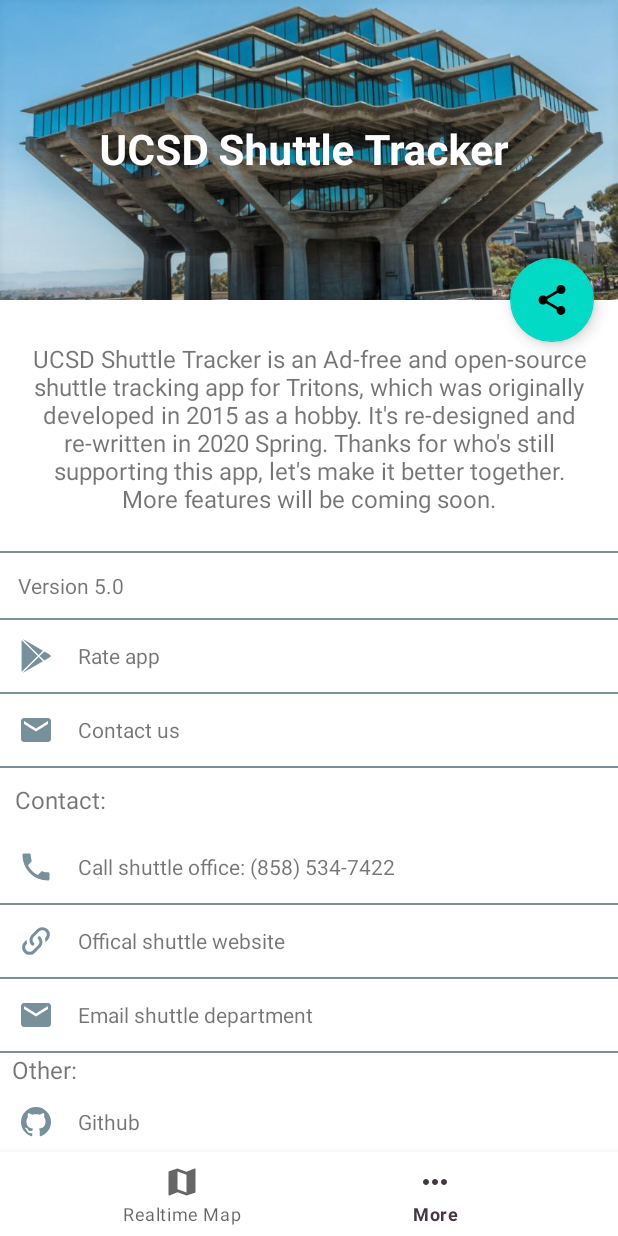
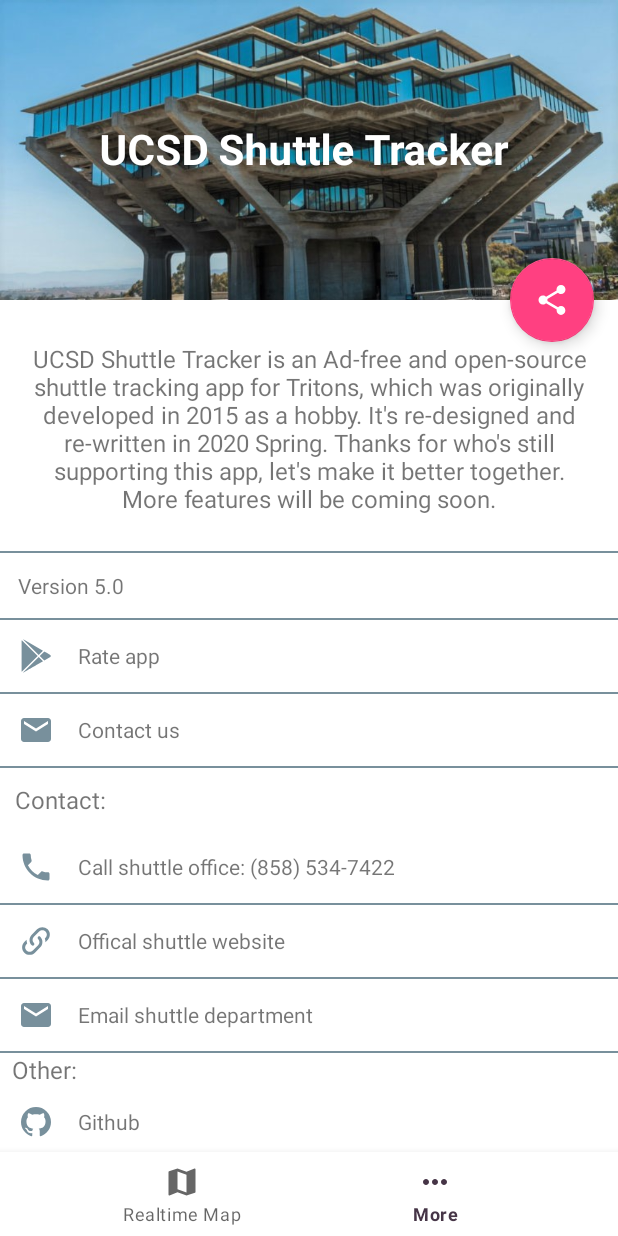
Before and after one commit to eddykwang/ShuttleTracker, an Android app: the MoreInfoFragment screen opened through its navigation route, on a phone screen of 412 x 824 dp. Run offline under Robolectric (Android 15) with nearby library versions, the light colour scheme and no system bars; our stand-ins replace Dagger/Hilt's generated code, navigation-ui; libraries missing offline, so code that uses them is left out: com.google.maps.android, com.skydoves.powerspinner; 7 statements that could not run were skipped.

Commit message:
add fab color

```diff
--- a/app/src/main/res/layout/fragment_more_info.xml
+++ b/app/src/main/res/layout/fragment_more_info.xml
@@ -261,6 +261,8 @@
       android:layout_margin="16dp"
       app:layout_anchor="@id/more_info_appbarlayout"
       app:layout_anchorGravity="bottom|end"
+      app:tint="@color/fab_icon_color"
+      app:backgroundTint="@color/fab_bg_color"
       app:srcCompat="@drawable/ic_share_white_24dp"
       />
 </androidx.coordinatorlayout.widget.CoordinatorLayout>
--- a/app/src/main/res/layout/realtime_bottom_sheet_view.xml
+++ b/app/src/main/res/layout/realtime_bottom_sheet_view.xml
@@ -88,6 +88,8 @@
         android:layout_height="wrap_content"
         android:layout_gravity="bottom|end"
         android:layout_margin="24dp"
+        app:tint="@color/fab_icon_color"
+        app:backgroundTint="@color/fab_bg_color"
         app:srcCompat="@drawable/ic_expand_more_black_24dp"
         />
   </androidx.coordinatorlayout.widget.CoordinatorLayout>
--- a/app/src/main/res/values/colors.xml
+++ b/app/src/main/res/values/colors.xml
@@ -7,6 +7,9 @@
   <color name="about_bg">#346994</color>
   <color name="white">#ffffff</color>
   <color name="ucsd_accent">#CEB25B</color>
+
+  <color name="fab_bg_color">#FF4081</color>
+  <color name="fab_icon_color">#fff</color>
 
   <color name="light_gray">#30000000</color>
 
```
